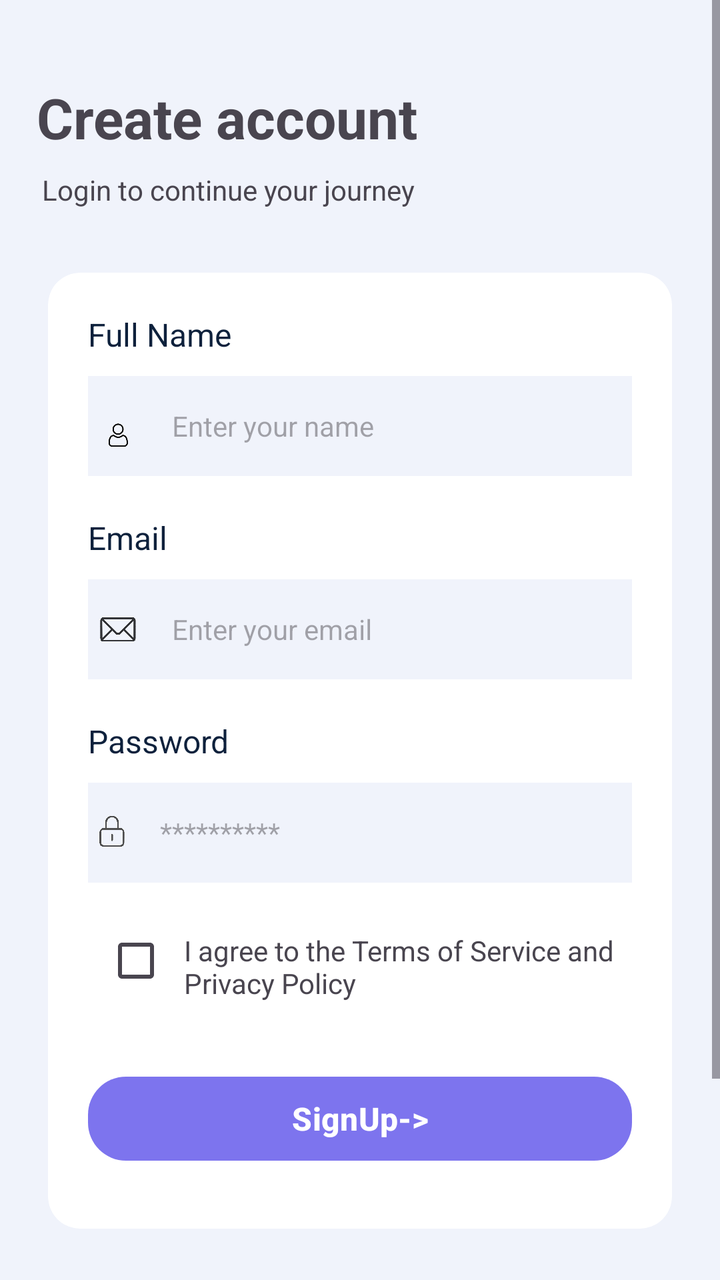
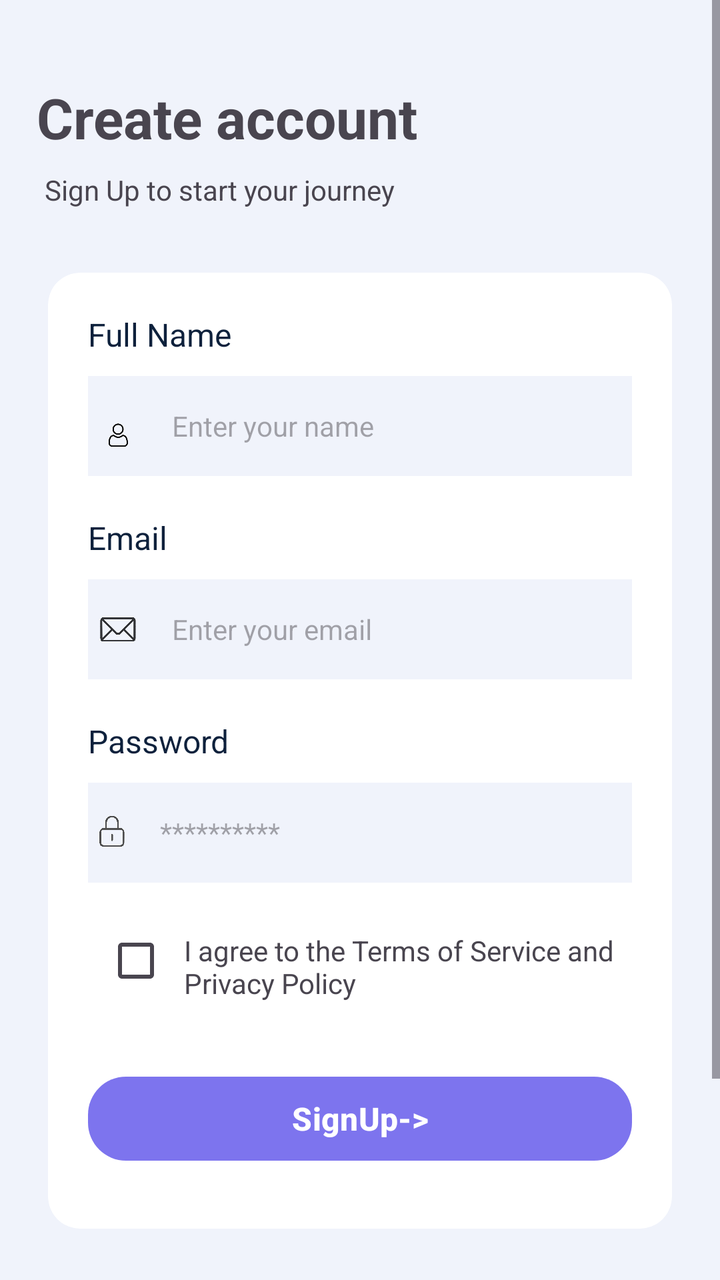

Two renders of the same Android screen: before a commit and after it. Below are the layout's source before the change and the commit's diff.
<!-- AndroidManifest.xml: application theme Theme.BlogApp -->
<!-- res/layout/activity_signup.xml -->
<?xml version="1.0" encoding="utf-8"?>
<androidx.constraintlayout.widget.ConstraintLayout
    xmlns:android="http://schemas.android.com/apk/res/android"
    xmlns:app="http://schemas.android.com/apk/res-auto"
    xmlns:tools="http://schemas.android.com/tools"
    android:id="@+id/main"
    android:layout_width="match_parent"
    android:background="@color/background"
    android:layout_height="match_parent"
    tools:context=".MainActivity">


    <ScrollView
        android:layout_width="match_parent"
        android:layout_height="match_parent">


        <androidx.constraintlayout.widget.ConstraintLayout
            android:layout_width="match_parent"
            android:layout_height="wrap_content">


            <TextView
                android:id="@+id/create_account"
                android:layout_width="wrap_content"
                android:layout_height="wrap_content"
                android:layout_marginTop="40dp"
                android:gravity="center_horizontal"
                android:text="Create account"
                android:textSize="28dp"
                android:textStyle="bold"
                app:layout_constraintEnd_toEndOf="parent"
                app:layout_constraintHorizontal_bias="0.106"
                app:layout_constraintStart_toStartOf="parent"
                app:layout_constraintTop_toTopOf="parent" />

            <TextView
                android:id="@+id/text"
                android:layout_width="wrap_content"
                android:layout_height="wrap_content"
                android:layout_marginTop="8dp"
                android:gravity="center_horizontal"
                android:text="Login to continue your journey"
                android:textSize="14dp"
                app:layout_constraintEnd_toEndOf="parent"
                app:layout_constraintHorizontal_bias="0.12"
                app:layout_constraintStart_toStartOf="parent"
                app:layout_constraintTop_toBottomOf="@+id/create_account"
                 />

            <androidx.cardview.widget.CardView
                android:id="@+id/login_card"
                android:layout_width="0dp"
                android:layout_height="wrap_content"
                android:layout_marginStart="24dp"
                android:layout_marginEnd="24dp"
                app:cardBackgroundColor="@color/white"
                app:cardCornerRadius="16dp"
                app:cardElevation="0dp"
                app:layout_constraintEnd_toEndOf="parent"
                app:layout_constraintStart_toStartOf="parent"
                android:layout_marginTop="32dp"
                app:layout_constraintTop_toBottomOf="@id/text">


                <LinearLayout
                    android:layout_width="match_parent"
                    android:layout_height="wrap_content"
                    android:orientation="vertical">



                    <TextView
                        android:layout_width="wrap_content"
                        android:layout_height="wrap_content"
                        android:layout_marginLeft="20dp"
                        android:layout_marginTop="20dp"
                        android:text="Full Name"
                        android:textColor="@color/input_labels"
                        android:textSize="16dp"/>


                    <LinearLayout
                        android:layout_width="match_parent"
                        android:layout_height="50dp"
                        android:layout_marginLeft="20dp"
                        android:layout_marginRight="20dp"
                        android:layout_marginTop="10dp"
                        android:background="@color/background"
                        android:orientation="horizontal">


                        <ImageView
                            android:layout_width="30dp"
                            android:layout_height="30dp"
                            android:scaleType="fitStart"
                            android:layout_marginTop="15dp"
                            android:src="@drawable/no_bg_pfp"/>

                        <EditText
                            android:layout_width="match_parent"
                            android:layout_height="50dp"
                            android:background="@color/transparent"
                            android:hint="Enter your name"
                            android:inputType="textEmailAddress"
                            android:padding="12dp"
                            android:textSize="14dp" />

                    </LinearLayout>

                    <TextView
                        android:layout_width="wrap_content"
                        android:layout_height="wrap_content"
                        android:layout_marginLeft="20dp"
                        android:layout_marginTop="20dp"
                        android:text="Email"
                        android:textColor="@color/input_labels"
                        android:textSize="16dp"/>


                    <LinearLayout
                        android:layout_width="match_parent"
                        android:layout_height="50dp"
                        android:layout_marginLeft="20dp"
                        android:layout_marginRight="20dp"
                        android:layout_marginTop="10dp"
                        android:background="@color/background"
                        android:orientation="horizontal">


                        <ImageView
                            android:layout_width="30dp"
                            android:layout_height="30dp"
                            android:scaleType="fitStart"
                            android:layout_marginTop="15dp"
                            android:src="@drawable/email"/>

                        <EditText
                            android:layout_width="match_parent"
                            android:layout_height="50dp"
                            android:background="@color/transparent"
                            android:hint="Enter your email"
                            android:inputType="textEmailAddress"
                            android:padding="12dp"
                            android:textSize="14dp" />

                    </LinearLayout>

                    <TextView
                        android:layout_width="wrap_content"
                        android:layout_height="wrap_content"
                        android:layout_marginLeft="20dp"
                        android:layout_marginTop="20dp"
                        android:text="Password"
                        android:textColor="@color/input_labels"
                        android:textSize="16dp"/>

                    <LinearLayout
                        android:layout_width="match_parent"
                        android:layout_height="50dp"
                        android:layout_marginLeft="20dp"
                        android:layout_marginRight="20dp"
                        android:layout_marginTop="10dp"
                        android:background="@color/background"
                        android:orientation="horizontal">


                        <ImageView
                            android:layout_width="24dp"
                            android:layout_height="24dp"
                            android:scaleType="fitStart"
                            android:layout_marginTop="12dp"
                            android:src="@drawable/lock"/>



                        <EditText
                            android:layout_width="match_parent"
                            android:layout_height="match_parent"
                            android:background="@color/transparent"
                            android:textSize="14dp"
                            android:padding="12dp"
                            android:hint="**********"
                            android:inputType="textPassword"
                            />
                    </LinearLayout>


                <LinearLayout
                    android:layout_width="match_parent"
                    android:layout_height="wrap_content"
                    android:layout_marginLeft="20dp"
                    android:layout_marginRight="20dp"
                    android:layout_marginTop="10dp"
                    android:orientation="horizontal">

                    <CheckBox
                        android:id="@+id/cb_terms"
                        android:layout_width="wrap_content"
                        android:layout_marginTop="5dp"
                        android:layout_height="wrap_content" />
                    <TextView
                        android:layout_width="match_parent"
                        android:layout_height="wrap_content"
                        android:text="I agree to the Terms of Service and Privacy Policy"/>




                </LinearLayout>













                    <Button
                        android:layout_width="match_parent"
                        android:layout_height="50dp"
                        android:layout_marginLeft="20dp"
                        android:layout_marginRight="20dp"
                        android:layout_marginTop="30dp"
                        android:layout_marginBottom="30dp"
                        android:text="SignUp->"
                        android:textColor="@color/white"
                        app:cornerRadius="19dp"
                        android:textSize="16dp"
                        android:textStyle="bold"
                        app:backgroundTint="@color/light_purple" />




                </LinearLayout>





            </androidx.cardview.widget.CardView>




            <TextView
                android:id="@+id/Sign_up_with"
                android:layout_width="wrap_content"
                android:layout_height="wrap_content"
                android:text="Or sign up with"
                android:layout_marginTop="24dp"
                app:layout_constraintEnd_toEndOf="@+id/login_card"
                app:layout_constraintHorizontal_bias="0.512"
                app:layout_constraintStart_toStartOf="@id/login_card"
                app:layout_constraintTop_toBottomOf="@+id/login_card"
                 />

            <GridLayout
                android:id="@+id/grid"
                android:layout_width="match_parent"
                android:layout_height="60dp"
                android:layout_marginLeft="30dp"
                android:layout_marginTop="16dp"
                android:layout_marginRight="30dp"
                android:columnCount="2"
                android:orientation="horizontal"
                app:layout_constraintEnd_toEndOf="parent"
                app:layout_constraintHorizontal_bias="0.516"
                app:layout_constraintStart_toStartOf="parent"
                app:layout_constraintTop_toBottomOf="@+id/Sign_up_with"
                >


                <androidx.cardview.widget.CardView
                    android:layout_width="0dp"
                    android:layout_height="50dp"
                    android:layout_marginRight="10dp"
                    app:cardBackgroundColor="@color/white"
                    android:layout_columnWeight="1"
                    app:cardCornerRadius="16dp"
                    app:cardElevation="0dp">

                    <ImageView
                        android:layout_width="match_parent"
                        android:layout_height="match_parent"
                        android:scaleType="fitCenter"
                        android:src="@drawable/google"/>

                </androidx.cardview.widget.CardView>

                <androidx.cardview.widget.CardView
                    android:layout_width="0dp"
                    android:layout_height="50dp"
                    android:layout_marginRight="10dp"
                    app:cardBackgroundColor="@color/white"
                    android:layout_columnWeight="1"
                    app:cardCornerRadius="16dp"
                    app:cardElevation="0dp">

                    <ImageView
                        android:layout_width="match_parent"
                        android:layout_height="match_parent"
                        android:scaleType="fitCenter"
                        android:src="@drawable/apple"/>

                </androidx.cardview.widget.CardView>



            </GridLayout>

            <TextView
                android:id="@+id/encryption"
                android:layout_width="wrap_content"
                android:layout_height="wrap_content"
                android:layout_marginTop="10dp"
                android:text="End-to-end encryption"
                android:textSize="12dp"
                app:layout_constraintBottom_toBottomOf="parent"
                app:layout_constraintEnd_toEndOf="parent"
                app:layout_constraintHorizontal_bias="0.498"
                app:layout_constraintStart_toStartOf="parent"
                app:layout_constraintTop_toBottomOf="@id/grid"
                 />




        </androidx.constraintlayout.widget.ConstraintLayout>
    </ScrollView>

</androidx.constraintlayout.widget.ConstraintLayout>
<!-- resources referenced by this layout -->
<resources>
  <color name="background">#F0F3FB</color>
  <color name="input_labels">#0E213C</color>
  <color name="light_purple">#7D74EE</color>
  <color name="transparent">#00000000</color>
  <color name="white">#FFFFFFFF</color>
  <!-- drawable apple: png bitmap (drawable, 34591 bytes) -->
  <!-- drawable email: png bitmap (drawable, 934540 bytes) -->
  <!-- drawable google: png bitmap (drawable, 108093 bytes) -->
  <!-- drawable lock: png bitmap (drawable, 220702 bytes) -->
  <!-- drawable no_bg_pfp: png bitmap (drawable, 50281 bytes) -->
  <style name="Theme.BlogApp" parent="Base.Theme.BlogApp" />
  <style name="Base.Theme.BlogApp" parent="Theme.Material3.DayNight.NoActionBar">
          
          
      </style>
</resources>

<!-- the commit's change to res/layout/activity_signup.xml (unified diff, before → after) -->
@@ -40,7 +40,7 @@
                 android:layout_height="wrap_content"
                 android:layout_marginTop="8dp"
                 android:gravity="center_horizontal"
-                android:text="Login to continue your journey"
+                android:text="Sign Up to start your journey"
                 android:textSize="14dp"
                 app:layout_constraintEnd_toEndOf="parent"
                 app:layout_constraintHorizontal_bias="0.12"
